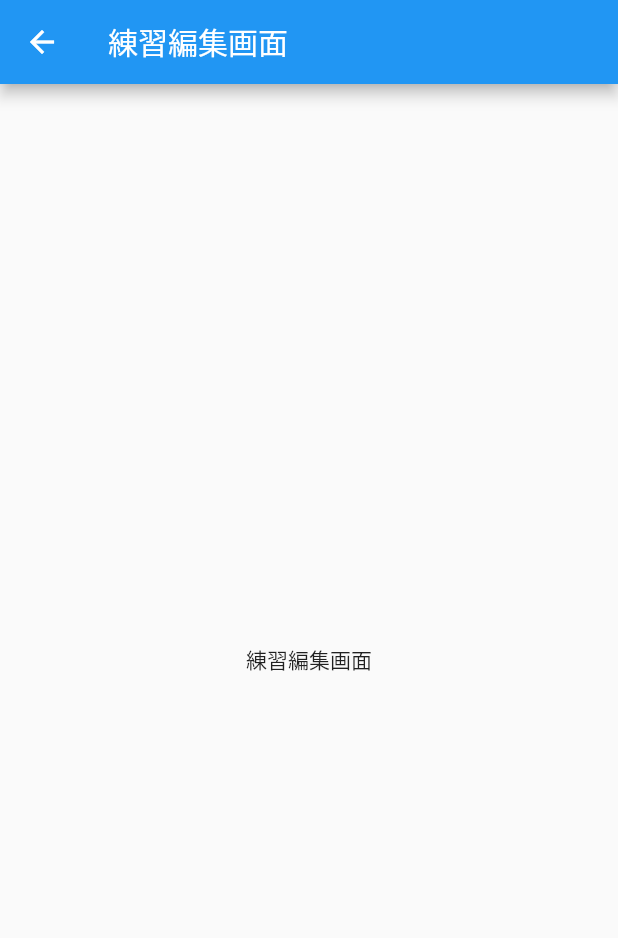
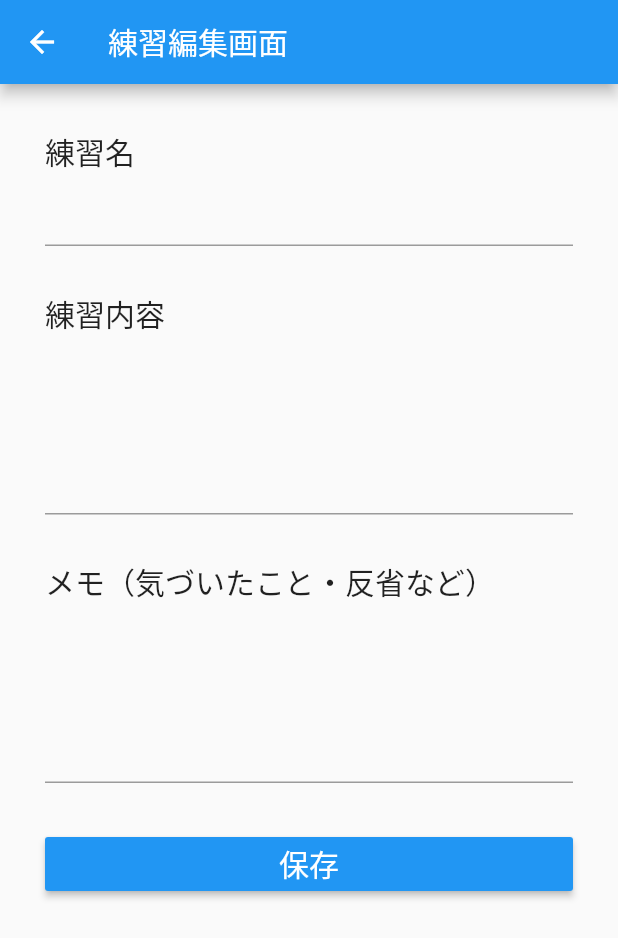
Before and after one commit to shunking-tech/note_app, a Flutter app: the EditPractice screen opened directly, on a phone screen of 412 x 824 dp. Shown: the top 938 px of the screen. Run offline on Flutter 3.47's test engine with Material 2 defaults, Android fonts, the phone set to English and light mode, and no system bars.

Commit message:
[2-2-7]開発_ページの作成_編集画面のレイアウト作成 / 練習編集画面

```diff
--- a/lib/pages/edit_practice.dart
+++ b/lib/pages/edit_practice.dart
@@ -12,9 +12,55 @@ class _EditPracticeState extends State<EditPractice> {
       appBar: AppBar(
         title: Text("練習編集画面"),
       ),
-      body: Center(
-        child: Text("練習編集画面"),
+      /* ↓↓↓変更箇所↓↓↓ */
+      body: Container(  // bodyの中身をContainerウィジェットで囲む
+        padding: EdgeInsets.all(30.0),  // 端から余白を取る
+        child: ListView(  // ListViewとは、ウィジェットを縦に並べて、画面からはみ出した分をスクロールで表示できるウィジェット
+          children: <Widget>[
+            Text( // テキストを表示
+              "練習名",
+              style: TextStyle(fontSize: 20), // 文字の大きさを指定
+            ),
+            TextField(),  // 入力欄
+
+            SizedBox(height: 30,),  // 余白を取る
+            Text( // テキストを表示
+              "練習内容",
+              style: TextStyle(fontSize: 20), // 文字の大きさを指定
+            ),
+            TextField(
+              minLines: 5,  // 最低5行分の高さで入力欄を表示する
+              maxLines: 10,  // 最大10行分の高さで入力欄を表示する
+            ),
+
+            SizedBox(height: 30,),  // 余白を取る
+            Text( // テキストを表示
+              "メモ（気づいたこと・反省など）",
+              style: TextStyle(fontSize: 20), // 文字の大きさを指定
+            ),
+            TextField(
+              minLines: 5,  // 最低5行分の高さで入力欄を表示する
+              maxLines: 10,  // 最大10行分の高さで入力欄を表示する
+            ),
+
+            SizedBox(height: 30,),  // 余白を取る
+            RaisedButton( // ボタンを表示
+              color: Colors.blue, // ボタンの色を指定
+              child: Text( // テキストを表示
+                "保存",
+                style: TextStyle(
+                  color: Colors.white, // 文字の色を指定
+                  fontSize: 20 // 文字の大きさを指定
+                ),
+              ),
+              onPressed: () {
+                // ボタンを押した時の処理を記述する
+              },
+            )
+          ],
+        ),
       ),
+      /* ↑↑↑変更箇所↑↑↑ */
     );
   }
 }
```
